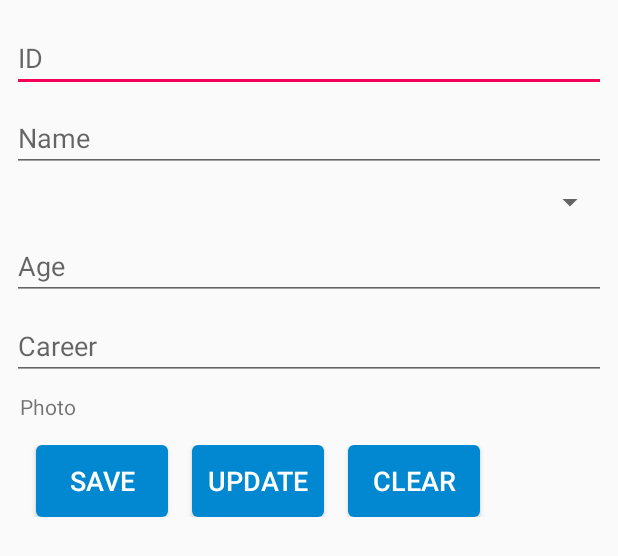
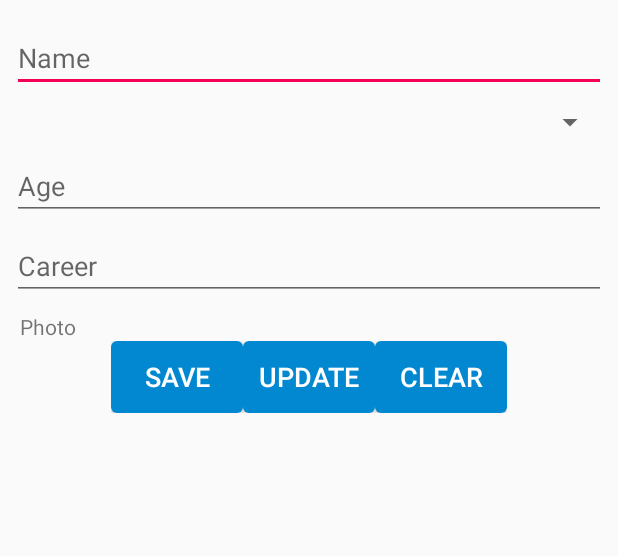
Before and after one commit to IolemanI/AndroidTasks, an Android app: the layout task7_add_cat.xml on its own in the app's theme, with its tools: preview values and no code run, on a phone screen of 412 x 824 dp. Shown: the top 556 px of the screen. Run offline under Robolectric (Android 15) with nearby library versions, the phone set to English and light mode, and no system bars.

Commit message:
Implemented change of cat cards. TASK 7

```diff
--- a/app/src/main/res/layout/task7_add_cat.xml
+++ b/app/src/main/res/layout/task7_add_cat.xml
@@ -15,18 +15,9 @@
         android:id="@+id/linearLayout">
 
         <EditText
-            android:id="@+id/id_t7"
-            android:layout_width="match_parent"
-            android:layout_height="wrap_content"
-            android:ems="10"
-            android:hint="@string/id_t7"
-            android:inputType="textPersonName" />
-
-        <EditText
             android:id="@+id/name_t7"
             android:layout_width="match_parent"
             android:layout_height="wrap_content"
-            android:layout_marginTop="8dp"
             android:ems="10"
             android:hint="@string/name_t7"
             android:inputType="textPersonName" />
@@ -66,58 +57,50 @@
 
     </LinearLayout>
 
-    <HorizontalScrollView
-        android:layout_width="match_parent"
-        android:layout_height="wrap_content"
-        android:layout_alignStart="@+id/linearLayout"
-        android:layout_below="@+id/linearLayout"
-        android:layout_marginBottom="16dp"
-        android:layout_marginTop="16dp"
-        android:paddingBottom="8dp">
-
     <LinearLayout
         android:layout_width="wrap_content"
-            android:layout_height="match_parent"
+        android:layout_height="wrap_content"
+        android:layout_below="@+id/linearLayout"
+        android:layout_centerHorizontal="true"
+        android:layout_marginBottom="16dp"
         android:orientation="horizontal">
 
         <Button
             android:id="@+id/save_t7"
             android:layout_width="wrap_content"
             android:layout_height="wrap_content"
-                android:layout_marginEnd="16dp"
-                android:layout_marginStart="16dp"
             android:layout_weight="1"
             android:background="@drawable/button_result_selector_t5"
+            android:fadeScrollbars="false"
             android:text="@string/save_t7"
             android:textColor="@color/white"
             android:textSize="18sp"
+            android:visibility="visible"
             tools:ignore="ButtonStyle" />
 
         <Button
             android:id="@+id/update_t7"
             android:layout_width="wrap_content"
             android:layout_height="wrap_content"
-                android:layout_marginEnd="16dp"
             android:layout_weight="1"
             android:background="@drawable/button_result_selector_t5"
             android:text="@string/update_t7"
             android:textColor="@color/white"
             android:textSize="18sp"
-                tools:ignore="ButtonStyle" />
+            tools:ignore="ButtonStyle,RtlHardcoded" />
 
         <Button
             android:id="@+id/clear_t7"
             android:layout_width="wrap_content"
             android:layout_height="wrap_content"
-                android:layout_marginEnd="16dp"
             android:layout_weight="1"
             android:background="@drawable/button_result_selector_t5"
             android:text="@string/clear_t7"
             android:textColor="@color/white"
             android:textSize="18sp"
+            android:visibility="visible"
             tools:ignore="ButtonStyle" />
 
 
     </LinearLayout>
-    </HorizontalScrollView>
 </RelativeLayout>
```
Also changed, not shown: app/src/main/java/com/oleman/androidtasks/adapters/CatListAdapter.java (+19 -9 lines), app/src/main/java/com/oleman/androidtasks/tasks/Task7Activity.java (+11 -12 lines), app/src/main/java/com/oleman/androidtasks/tasks/Task7AddCat.java (+45 -50 lines), app/src/main/res/menu/task7_popup_menu.xml (+4 -3 lines). Lines whose indentation alone changed are shown as unchanged.
